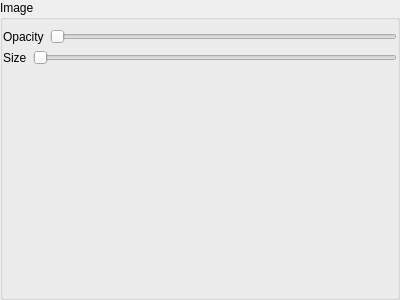
Qt form client/nx_client_desktop/src/nx/client/desktop/export/ui/widgets/image_overlay_settings_widget.ui (networkoptix/nx_open) before a commit.
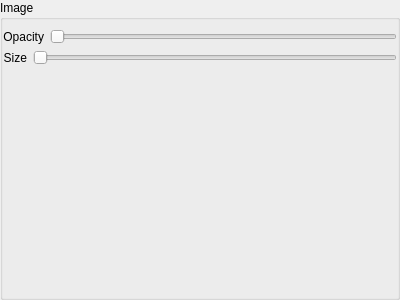
The same form after that commit.

Commit message:
More dummies for universal export dialog (NX_VMS-6048)
<==== Mercurial data ====>
Branch: x_VMS-6861_universal_export_dialog

What changed in the file:
```diff
--- a/client/nx_client_desktop/src/nx/client/desktop/export/ui/widgets/image_overlay_settings_widget.ui
+++ b/client/nx_client_desktop/src/nx/client/desktop/export/ui/widgets/image_overlay_settings_widget.ui
@@ -45,6 +45,9 @@
           <property name="text">
            <string>Opacity</string>
           </property>
+          <property name="alignment">
+           <set>Qt::AlignRight|Qt::AlignTrailing|Qt::AlignVCenter</set>
+          </property>
           <property name="buddy">
            <cstring>opacitySlider</cstring>
           </property>
@@ -66,6 +69,9 @@
           <property name="text">
            <string>Size</string>
           </property>
+          <property name="alignment">
+           <set>Qt::AlignRight|Qt::AlignTrailing|Qt::AlignVCenter</set>
+          </property>
           <property name="buddy">
            <cstring>sizeSlider</cstring>
           </property>
```
The commit also changes 2 other files.
